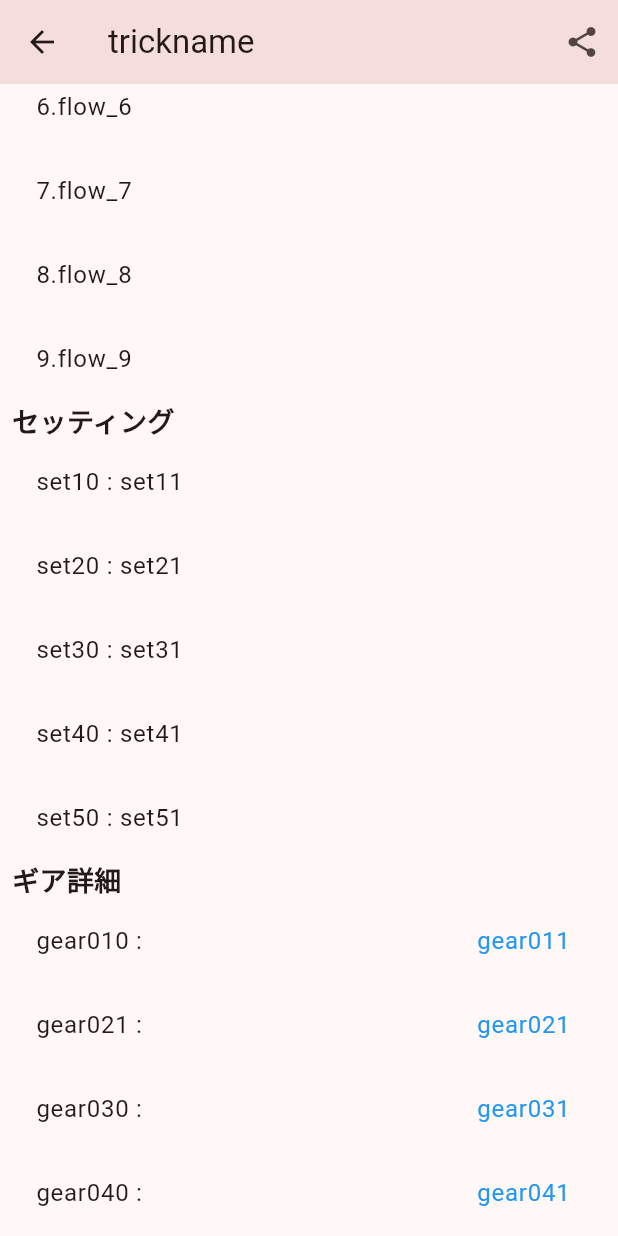
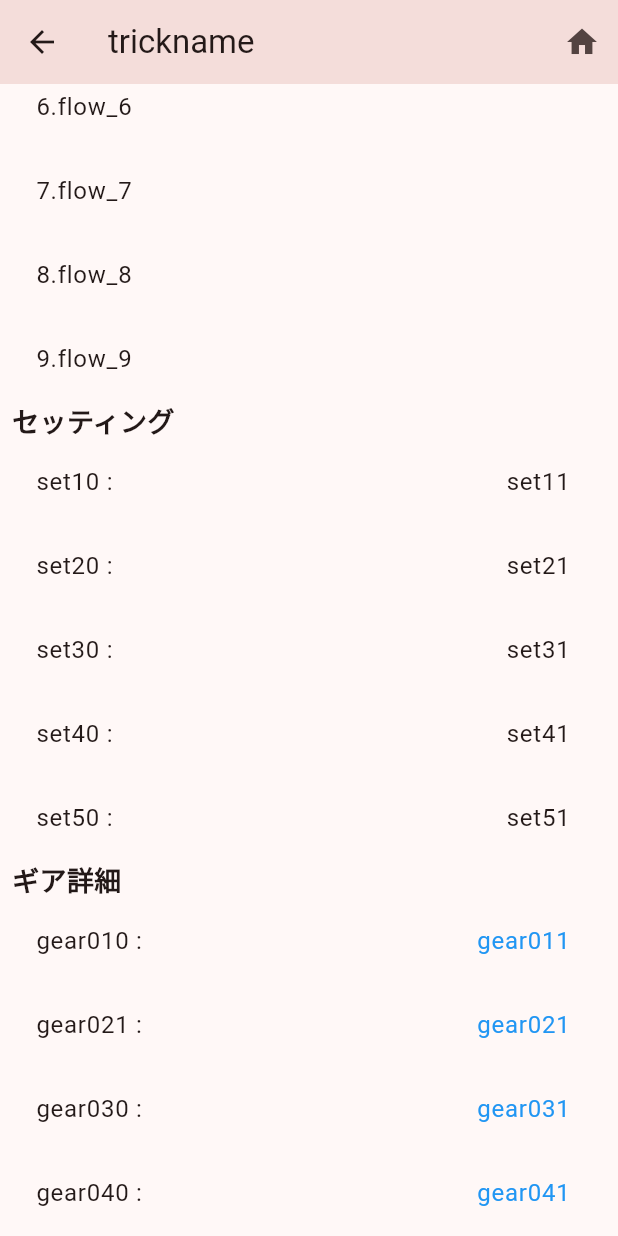
Before and after one commit to masato-nishikawa/sample_app, a Flutter app: the DetailPage screen opened by its route, scrolled down 576 dp, on a phone screen of 412 x 824 dp. Run offline on Flutter 3.47's test engine with Material 3 defaults, Android fonts, the phone set to English and light mode, and no system bars; our stand-ins replace csv, flutter_form_builder, flutter_riverpod, go_router, shared_preferences, youtube_player_iframe; accounts and stored records are empty.

Commit message:
【4/11 午後】演習アプリの完成

```diff
--- a/lib/pages/add_page.dart
+++ b/lib/pages/add_page.dart
@@ -359,7 +359,7 @@ class _AddPageMyBoardState extends ConsumerState<AddPageMyBoard> {
   int? selectedSize;
   List<List<String>> boardList = [];
 
-
+  // TOOD: 必要性の理解
   @override
   void dispose() {
     modelName.dispose(); // メモリ解放
--- a/lib/pages/detail_page.dart
+++ b/lib/pages/detail_page.dart
@@ -26,7 +26,7 @@ class _DetailPageState extends ConsumerState<DetailPage> {
         title: Text(widget.trickName),
         actions: [
           IconButton(
-            icon: Icon(Icons.share),
+            icon: Icon(Icons.home),
             onPressed: () {
               // pushでなくgoにする事で一気にスタックを解除できる
               context.go('/');
@@ -171,7 +171,11 @@ class SettingsSection extends ConsumerWidget {
                     children: [
                       Text(data[index][0].toString()),
                       Text(' : '),
-                      Text(data[index][1].toString()),
+                      Expanded(
+                        child: Align(
+                          alignment: Alignment.centerRight,
+                          child: Text(data[index][1].toString())),
+                      ),
                     ],
                   ),
                 ],
--- a/lib/pages/home_page.dart
+++ b/lib/pages/home_page.dart
@@ -43,6 +43,7 @@ class _HomePageState extends State<HomePage> {
               child: Text('マイページへ'),
             ),
             const SizedBox(height: 100),
+            // 個別で確認したい画面がある場合に使う
             ElevatedButton(
               onPressed: () {
                 context.push('/about');
--- a/lib/pages/my_page.dart
+++ b/lib/pages/my_page.dart
@@ -4,6 +4,7 @@ import 'package:go_router/go_router.dart';
 // プロバイダーのインポート
 import 'package:sample_app/providers/mypage_providers.dart';
 
+// TODO: 各項目のウィジェット化で可読性を上げる
 
 // マイページの表示用Widget
 class MyPage extends ConsumerStatefulWidget {
--- a/lib/pages/test_page.dart
+++ b/lib/pages/test_page.dart
@@ -27,7 +27,7 @@ class _AboutPagePageState extends State<AboutPage> {
           aspectRatio: 16 / 9,
           child: YoutubePlayer(
             controller: YoutubePlayerController.fromVideoId(
-              videoId: 'dQw4w9WgXcQ',
+              videoId: 'jNQXAC9IVRw',
               params: const YoutubePlayerParams(
                 mute: false,
                 showControls: true,
@@ -42,6 +42,7 @@ class _AboutPagePageState extends State<AboutPage> {
   }
 }
 
+// アプリ上のルーティングから削除中
 class TestPage extends ConsumerStatefulWidget {
   const TestPage({super.key});
 
@@ -92,6 +93,7 @@ class _TestPageState extends ConsumerState<TestPage> {
   }
 }
 
+// 何にも使用していない
 class SettingsPage extends StatefulWidget {
   const SettingsPage({super.key});
 
```
Also changed, not shown: lib/main.dart (+8 -1 lines), lib/pages/tab_page.dart (+10 -0 lines), lib/providers/tab_providers.dart (+20 -17 lines).
